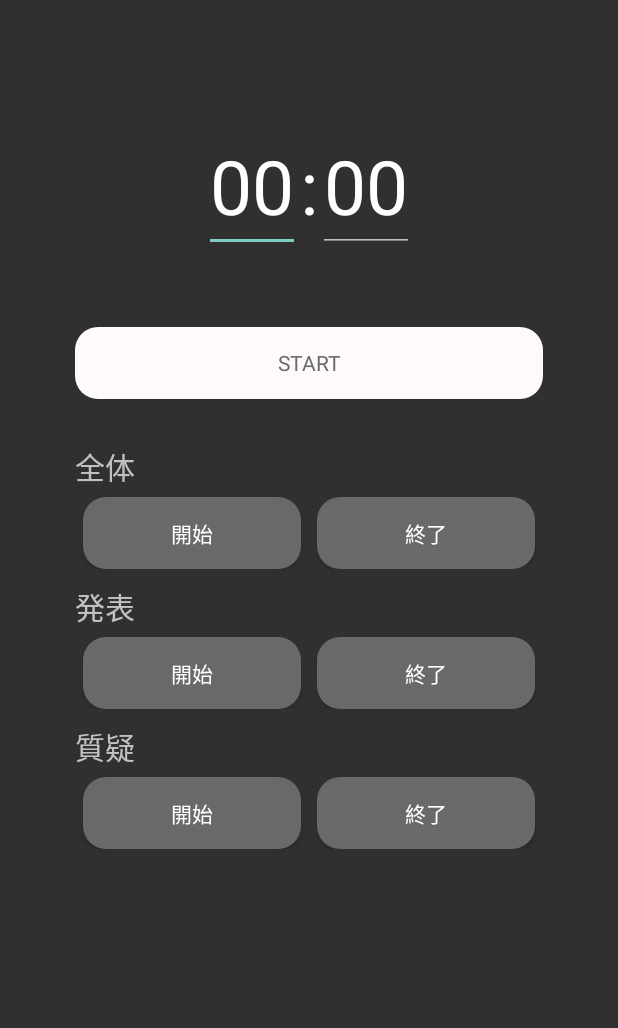
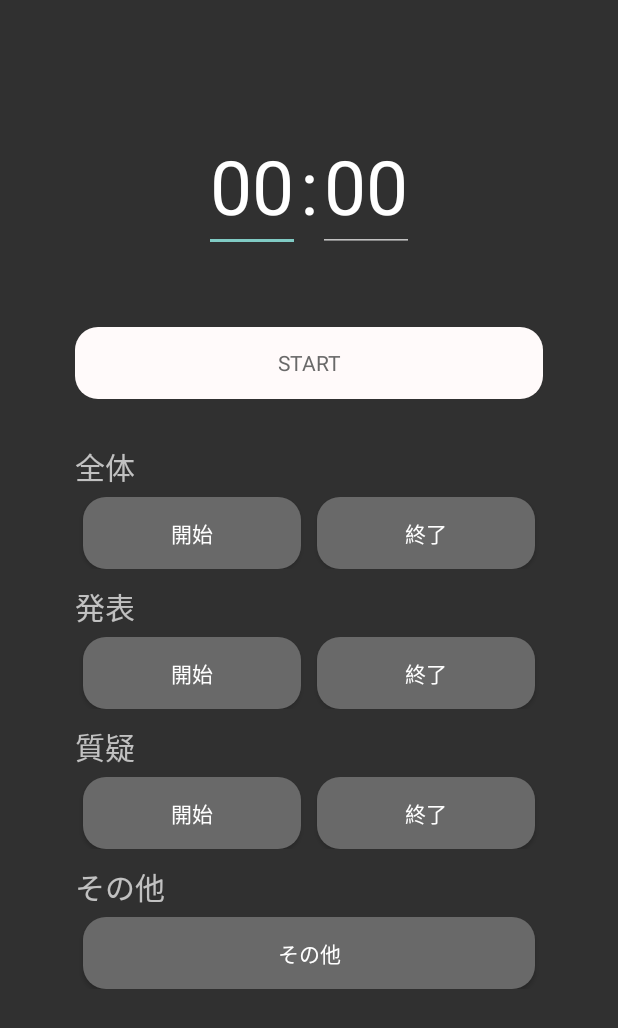
Before and after one commit to DoiRyoto/Meeting-TimeKeeper, an Android app: the screen it shows after launch (MainActivity), on a phone screen of 412 x 824 dp. Shown: the top 1028 px of the screen. Run offline under Robolectric (Android 15) with nearby library versions, the phone set to English and light mode, and no system bars.

Commit message:
UIの変更・バグの修正

```diff
--- a/front/app/src/main/res/layout/activity_main.xml
+++ b/front/app/src/main/res/layout/activity_main.xml
@@ -128,15 +128,15 @@
                 android:text="開始" />
 
             <Button
-                android:id="@+id/start_comment_button"
+                android:id="@+id/end_individual_button"
                 style="@android:style/Widget.Button"
                 android:layout_width="match_parent"
                 android:layout_height="wrap_content"
                 android:layout_marginHorizontal="5dp"
                 android:layout_weight="1"
                 android:background="@drawable/button_grey"
-                android:textColor="@color/white"
-                android:text="終了" />
+                android:text="終了"
+                android:textColor="@color/white" />
 
         </LinearLayout>
 
@@ -154,15 +154,15 @@
             android:layout_marginBottom="10dp">
 
             <Button
-                android:id="@+id/end_individual_button"
+                android:id="@+id/start_comment_button"
                 style="@android:style/Widget.Button"
                 android:layout_width="match_parent"
                 android:layout_height="wrap_content"
                 android:layout_marginHorizontal="5dp"
                 android:layout_weight="1"
                 android:background="@drawable/button_grey"
-                android:textColor="@color/white"
-                android:text="開始" />
+                android:text="開始"
+                android:textColor="@color/white" />
 
             <Button
                 android:id="@+id/end_comment_button"
@@ -177,6 +177,32 @@
 
         </LinearLayout>
 
+        <TextView
+            android:layout_width="wrap_content"
+            android:layout_height="wrap_content"
+            android:textSize="20dp"
+            android:layout_marginBottom="5dp"
+            android:text="その他"/>
+
+        <LinearLayout
+            android:layout_width="match_parent"
+            android:layout_height="wrap_content"
+            android:orientation="horizontal"
+            android:layout_marginBottom="10dp">
+
+            <Button
+                android:id="@+id/other_button"
+                style="@android:style/Widget.Button"
+                android:layout_width="match_parent"
+                android:layout_height="wrap_content"
+                android:layout_marginHorizontal="5dp"
+                android:layout_weight="1"
+                android:background="@drawable/button_grey"
+                android:textColor="@color/white"
+                android:text="その他" />
+
+        </LinearLayout>
+
     </LinearLayout>
 
 </LinearLayout>
--- /dev/null
+++ b/front/app/src/main/res/menu/other_menu.xml
@@ -0,0 +1,6 @@
+<?xml version="1.0" encoding="utf-8"?>
+<menu xmlns:android="http://schemas.android.com/apk/res/android">
+    <item
+        android:id="@+id/other_item1"
+        android:title="何か諸連絡はありますか？" />
+</menu>
```
Also changed, not shown: front/app/src/main/java/com/example/afinal/MainActivity.java (+30 -5 lines).
